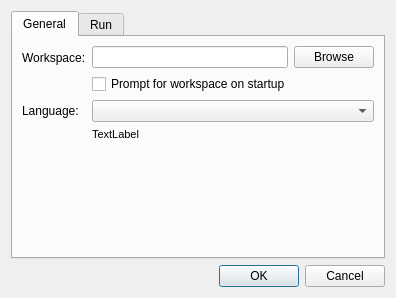
This is src/options.ui in ufopleds/DengueME as Qt 5 draws it before an edit. The edited form follows.
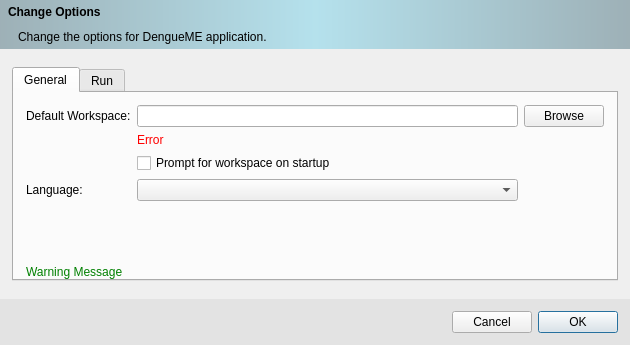
This is the edited form.

Commit message:
Redesign options in DengueME. Issue #41
Fixes #41

```diff
--- a/src/options.ui
+++ b/src/options.ui
@@ -6,8 +6,8 @@
    <rect>
     <x>0</x>
     <y>0</y>
-    <width>396</width>
-    <height>298</height>
+    <width>630</width>
+    <height>345</height>
    </rect>
   </property>
   <property name="sizePolicy">
@@ -16,69 +16,178 @@
     <verstretch>0</verstretch>
    </sizepolicy>
   </property>
+  <property name="minimumSize">
+   <size>
+    <width>630</width>
+    <height>345</height>
+   </size>
+  </property>
   <property name="maximumSize">
    <size>
-    <width>396</width>
-    <height>298</height>
+    <width>630</width>
+    <height>345</height>
    </size>
   </property>
   <property name="windowTitle">
    <string>Options</string>
   </property>
   <layout class="QVBoxLayout" name="verticalLayout">
+   <property name="leftMargin">
+    <number>0</number>
+   </property>
+   <property name="topMargin">
+    <number>0</number>
+   </property>
+   <property name="rightMargin">
+    <number>0</number>
+   </property>
+   <property name="bottomMargin">
+    <number>0</number>
+   </property>
    <item>
-    <widget class="QTabWidget" name="tabWidget">
-     <property name="currentIndex">
-      <number>0</number>
+    <widget class="QWidget" name="topPanel1" native="true">
+     <property name="styleSheet">
+      <string notr="true">#topPanel1 { background-color: qlineargradient(spread:reflect, x1:0.5, y1:0, x2:0, y2:0, stop:0 rgba(91, 204, 233, 100), stop:1 rgba(32, 80, 96, 100)); }</string>
      </property>
-     <widget class="QWidget" name="tab">
-      <attribute name="title">
-       <string>General</string>
-      </attribute>
-      <layout class="QFormLayout" name="formLayout_2">
-       <property name="fieldGrowthPolicy">
-        <enum>QFormLayout::ExpandingFieldsGrow</enum>
+     <layout class="QVBoxLayout" name="topPanel">
+      <property name="spacing">
+       <number>-1</number>
+      </property>
+      <property name="leftMargin">
+       <number>0</number>
+      </property>
+      <property name="topMargin">
+       <number>0</number>
+      </property>
+      <property name="rightMargin">
+       <number>0</number>
+      </property>
+      <property name="bottomMargin">
+       <number>5</number>
+      </property>
+      <item>
+       <widget class="QLabel" name="label_3">
+        <property name="styleSheet">
+         <string notr="true">font-weight: bold;
+padding: 5px 5px 5px 5px;</string>
+        </property>
+        <property name="text">
+         <string>Change Options</string>
+        </property>
+       </widget>
+      </item>
+      <item>
+       <widget class="QLabel" name="label_4">
+        <property name="styleSheet">
+         <string notr="true">padding: 0px 0px 0px 15px;</string>
+        </property>
+        <property name="text">
+         <string>Change the options for DengueME application.</string>
+        </property>
+       </widget>
+      </item>
+     </layout>
+    </widget>
+   </item>
+   <item>
+    <layout class="QVBoxLayout" name="tabs">
+     <property name="leftMargin">
+      <number>12</number>
+     </property>
+     <property name="topMargin">
+      <number>12</number>
+     </property>
+     <property name="rightMargin">
+      <number>12</number>
+     </property>
+     <property name="bottomMargin">
+      <number>12</number>
+     </property>
+     <item>
+      <widget class="QTabWidget" name="tabWidget">
+       <property name="currentIndex">
+        <number>0</number>
        </property>
-       <item row="2" column="0">
-        <widget class="QLabel" name="label">
-         <property name="text">
-          <string>Workspace:</string>
+       <widget class="QWidget" name="tab">
+        <attribute name="title">
+         <string>General</string>
+        </attribute>
+        <layout class="QFormLayout" name="formLayout_2">
+         <property name="fieldGrowthPolicy">
+          <enum>QFormLayout::ExpandingFieldsGrow</enum>
          </property>
-        </widget>
-       </item>
-       <item row="5" column="0">
-        <widget class="QLabel" name="label_5">
-         <property name="text">
-          <string>Language:</string>
+         <property name="leftMargin">
+          <number>6</number>
          </property>
-        </widget>
-       </item>
-       <item row="5" column="1">
-        <layout class="QHBoxLayout" name="horizontalLayout_4">
-         <item>
-          <widget class="QComboBox" name="comboBox">
-           <property name="sizePolicy">
-            <sizepolicy hsizetype="Expanding" vsizetype="Fixed">
-             <horstretch>0</horstretch>
-             <verstretch>0</verstretch>
-            </sizepolicy>
-           </property>
-          </widget>
-         </item>
-        </layout>
-       </item>
-       <item row="2" column="1">
-        <layout class="QVBoxLayout" name="verticalLayout_3">
          <property name="topMargin">
+          <number>12</number>
+         </property>
+         <property name="rightMargin">
+          <number>12</number>
+         </property>
+         <property name="bottomMargin">
           <number>0</number>
          </property>
-         <item>
-          <layout class="QHBoxLayout" name="horizontalLayout">
-           <item>
-            <widget class="QLineEdit" name="lineEdit"/>
+         <item row="0" column="1">
+          <layout class="QGridLayout" name="gridLayout">
+           <property name="leftMargin">
+            <number>0</number>
+           </property>
+           <property name="topMargin">
+            <number>0</number>
+           </property>
+           <property name="rightMargin">
+            <number>0</number>
+           </property>
+           <property name="bottomMargin">
+            <number>0</number>
+           </property>
+           <item row="3" column="0">
+            <widget class="QLabel" name="label_5">
+             <property name="text">
+              <string>Language:</string>
+             </property>
+            </widget>
            </item>
-           <item>
-            <widget class="QPushButton" name="pushButton">
+           <item row="1" column="1">
+            <widget class="QLabel" name="errorWorksapcePath">
+             <property name="styleSheet">
+              <string notr="true">color: red;</string>
+             </property>
+             <property name="text">
+              <string>Error</string>
+             </property>
+            </widget>
+           </item>
+           <item row="2" column="1">
+            <widget class="QCheckBox" name="startupPathCheckBox">
+             <property name="text">
+              <string>Prompt for workspace on startup</string>
+             </property>
+            </widget>
+           </item>
+           <item row="3" column="1">
+            <widget class="QComboBox" name="languageComboBox">
+             <property name="sizePolicy">
+              <sizepolicy hsizetype="Expanding" vsizetype="Fixed">
+               <horstretch>0</horstretch>
+               <verstretch>0</verstretch>
+              </sizepolicy>
+             </property>
+            </widget>
+           </item>
+           <item row="0" column="0">
+            <widget class="QLabel" name="label">
+             <property name="text">
+              <string>Default Workspace:</string>
+             </property>
+            </widget>
+           </item>
+           <item row="0" column="1">
+            <widget class="QLineEdit" name="workspaceLineEdit"/>
+           </item>
+           <item row="0" column="2">
+            <widget class="QPushButton" name="browseWorkspaceButton">
              <property name="mouseTracking">
               <bool>true</bool>
              </property>
@@ -89,91 +198,214 @@
            </item>
           </layout>
          </item>
-         <item>
-          <widget class="QCheckBox" name="checkBox">
-           <property name="text">
-            <string>Prompt for workspace on startup</string>
+         <item row="2" column="1">
+          <layout class="QHBoxLayout" name="horizontalLayout">
+           <property name="leftMargin">
+            <number>0</number>
            </property>
-          </widget>
+           <property name="topMargin">
+            <number>0</number>
+           </property>
+           <property name="rightMargin">
+            <number>0</number>
+           </property>
+           <property name="bottomMargin">
+            <number>0</number>
+           </property>
+           <item>
+            <widget class="QLabel" name="warningMessageLabel">
+             <property name="styleSheet">
+              <string notr="true">color: green;</string>
+             </property>
+             <property name="text">
+              <string>Warning Message</string>
+             </property>
+            </widget>
+           </item>
+          </layout>
          </item>
+         <item row="1" column="1">
+          <spacer name="verticalSpacer">
+           <property name="orientation">
+            <enum>Qt::Vertical</enum>
+           </property>
+           <property name="sizeHint" stdset="0">
+            <size>
+             <width>20</width>
+             <height>40</height>
+            </size>
+           </property>
+          </spacer>
+         </item>
         </layout>
-       </item>
-       <item row="6" column="1">
-        <widget class="QLabel" name="languageMessage">
-         <property name="font">
-          <font>
-           <pointsize>8</pointsize>
-          </font>
+       </widget>
+       <widget class="QWidget" name="tab_2">
+        <attribute name="title">
+         <string>Run</string>
+        </attribute>
+        <layout class="QFormLayout" name="formLayout_3">
+         <property name="fieldGrowthPolicy">
+          <enum>QFormLayout::ExpandingFieldsGrow</enum>
          </property>
-         <property name="text">
-          <string>TextLabel</string>
+         <property name="leftMargin">
+          <number>6</number>
          </property>
-         <property name="textFormat">
-          <enum>Qt::AutoText</enum>
+         <property name="rightMargin">
+          <number>12</number>
          </property>
-        </widget>
-       </item>
-      </layout>
-     </widget>
-     <widget class="QWidget" name="tab_2">
-      <attribute name="title">
-       <string>Run</string>
-      </attribute>
-      <layout class="QFormLayout" name="formLayout_3">
-       <item row="0" column="0">
-        <widget class="QLabel" name="label_2">
-         <property name="text">
-          <string>TerraME:</string>
+         <property name="bottomMargin">
+          <number>0</number>
          </property>
-        </widget>
-       </item>
-       <item row="0" column="1">
-        <layout class="QHBoxLayout" name="horizontalLayout_2">
-         <item>
-          <widget class="QLineEdit" name="lineEdit_2"/>
-         </item>
-         <item>
-          <widget class="QPushButton" name="pushButton_2">
-           <property name="text">
-            <string>Browse</string>
+         <item row="0" column="1">
+          <layout class="QGridLayout" name="gridLayout_2">
+           <property name="topMargin">
+            <number>0</number>
            </property>
-          </widget>
-         </item>
-        </layout>
-       </item>
-       <item row="1" column="1">
-        <layout class="QHBoxLayout" name="horizontalLayout_3">
-         <item>
-          <widget class="QLineEdit" name="lineEdit_3"/>
-         </item>
-         <item>
-          <widget class="QPushButton" name="pushButton_3">
-           <property name="text">
-            <string>Browse</string>
+           <property name="bottomMargin">
+            <number>0</number>
            </property>
-          </widget>
+           <item row="2" column="1">
+            <widget class="QLineEdit" name="rLineEdit">
+             <property name="sizePolicy">
+              <sizepolicy hsizetype="Expanding" vsizetype="Fixed">
+               <horstretch>0</horstretch>
+               <verstretch>0</verstretch>
+              </sizepolicy>
+             </property>
+             <property name="placeholderText">
+              <string>e.g. \bin\x64\Rgui.exe</string>
+             </property>
+            </widget>
+           </item>
+           <item row="1" column="1">
+            <widget class="QLabel" name="errorTmePath">
+             <property name="styleSheet">
+              <string notr="true">color: red;</string>
+             </property>
+             <property name="text">
+              <string>Error TME</string>
+             </property>
+            </widget>
+           </item>
+           <item row="2" column="0">
+            <widget class="QLabel" name="label_8">
+             <property name="text">
+              <string>R:</string>
+             </property>
+            </widget>
+           </item>
+           <item row="0" column="1">
+            <widget class="QLineEdit" name="tmeLineEdit">
+             <property name="sizePolicy">
+              <sizepolicy hsizetype="Expanding" vsizetype="Fixed">
+               <horstretch>0</horstretch>
+               <verstretch>0</verstretch>
+              </sizepolicy>
+             </property>
+             <property name="placeholderText">
+              <string>e.g. \TerraME\bin\terrame</string>
+             </property>
+            </widget>
+           </item>
+           <item row="0" column="0">
+            <widget class="QLabel" name="label_2">
+             <property name="text">
+              <string>TerraME:</string>
+             </property>
+            </widget>
+           </item>
+           <item row="0" column="2">
+            <widget class="QPushButton" name="browseTmeButton">
+             <property name="sizePolicy">
+              <sizepolicy hsizetype="Minimum" vsizetype="Fixed">
+               <horstretch>0</horstretch>
+               <verstretch>0</verstretch>
+              </sizepolicy>
+             </property>
+             <property name="text">
+              <string>Browse</string>
+             </property>
+            </widget>
+           </item>
+           <item row="2" column="2">
+            <widget class="QPushButton" name="browseRButton">
+             <property name="text">
+              <string>Browse</string>
+             </property>
+            </widget>
+           </item>
+           <item row="3" column="1">
+            <widget class="QLabel" name="errorRPath">
+             <property name="styleSheet">
+              <string notr="true">color: red;</string>
+             </property>
+             <property name="text">
+              <string>Error R</string>
+             </property>
+            </widget>
+           </item>
+          </layout>
          </item>
         </layout>
-       </item>
-       <item row="1" column="0">
-        <widget class="QLabel" name="label_8">
-         <property name="text">
-          <string>Rscript:</string>
-         </property>
-        </widget>
-       </item>
-      </layout>
-     </widget>
-    </widget>
+       </widget>
+      </widget>
+     </item>
+    </layout>
    </item>
    <item>
-    <widget class="QDialogButtonBox" name="buttonBox">
-     <property name="orientation">
-      <enum>Qt::Horizontal</enum>
+    <widget class="QWidget" name="footerPanel" native="true">
+     <property name="styleSheet">
+      <string notr="true">#footerPanel {
+  background-color: rgb(227, 227, 227);
+}</string>
      </property>
-     <property name="standardButtons">
-      <set>QDialogButtonBox::Cancel|QDialogButtonBox::Ok</set>
-     </property>
+     <layout class="QHBoxLayout" name="horizontalLayout_5">
+      <property name="leftMargin">
+       <number>12</number>
+      </property>
+      <property name="topMargin">
+       <number>12</number>
+      </property>
+      <property name="rightMargin">
+       <number>12</number>
+      </property>
+      <property name="bottomMargin">
+       <number>12</number>
+      </property>
+      <item>
+       <spacer name="horizontalSpacer">
+        <property name="orientation">
+         <enum>Qt::Horizontal</enum>
+        </property>
+        <property name="sizeHint" stdset="0">
+         <size>
+          <width>40</width>
+          <height>20</height>
+         </size>
+        </property>
+       </spacer>
+      </item>
+      <item>
+       <widget class="QPushButton" name="cancelButton">
+        <property name="text">
+         <string>Cancel</string>
+        </property>
+       </widget>
+      </item>
+      <item>
+       <widget class="QPushButton" name="okButton">
+        <property name="text">
+         <string>OK</string>
+        </property>
+        <property name="autoDefault">
+         <bool>false</bool>
+        </property>
+        <property name="default">
+         <bool>true</bool>
+        </property>
+       </widget>
+      </item>
+     </layout>
     </widget>
    </item>
   </layout>
```
Left out of the diff: 80 changed lines with no effect on the pictures. The commit also changes 3 other files.
